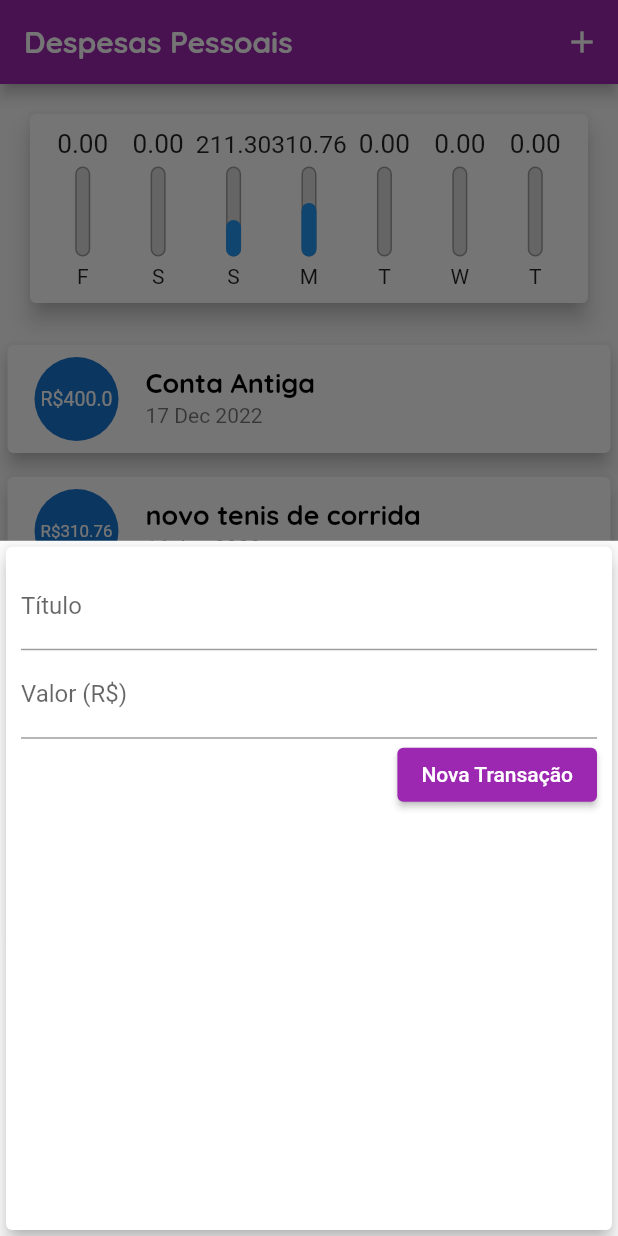
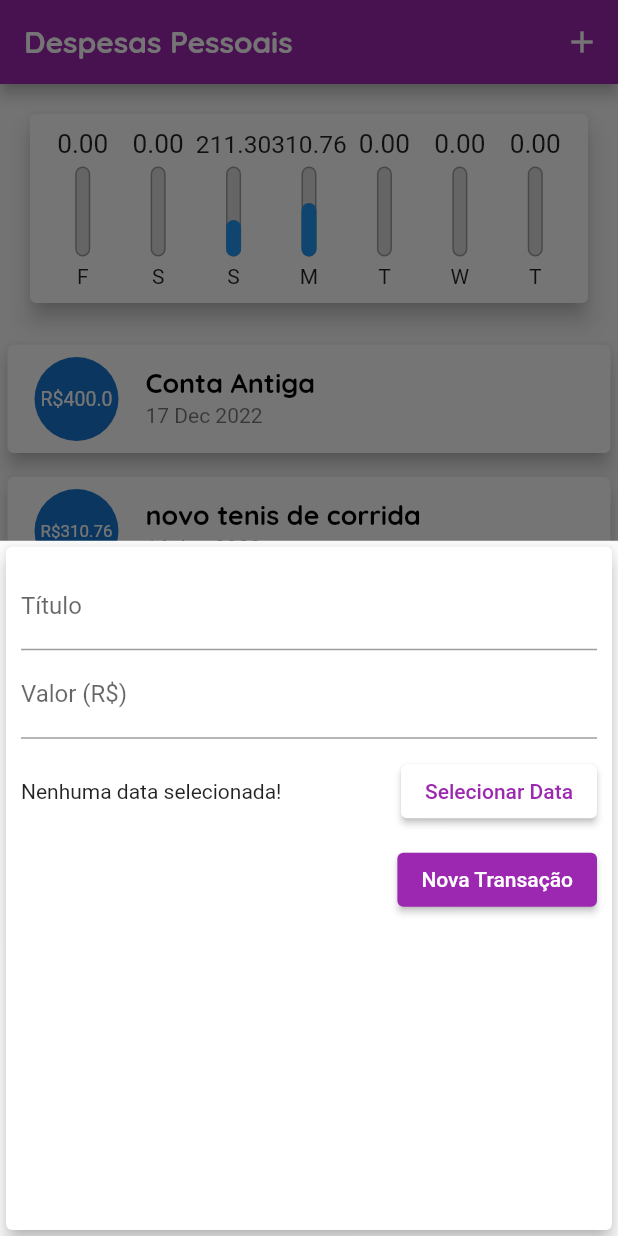
Before and after one commit to Daniel-Veloso/flutter_expenses, a Flutter app: the screen it shows after launch, after a tap on the "add" icon, on a phone screen of 412 x 824 dp. Run offline on Flutter 3.47's test engine with Material 2 defaults, Android fonts, the phone set to English and light mode, and no system bars.

Commit message:
Inserting date in the transaction modal

```diff
--- a/lib/components/transaction_form.dart
+++ b/lib/components/transaction_form.dart
@@ -1,4 +1,5 @@
 import 'package:flutter/material.dart';
+import 'package:intl/intl.dart';
 
 class TransactionForm extends StatefulWidget {
 
@@ -11,19 +12,35 @@ class TransactionForm extends StatefulWidget {
 }
 
 class _TransactionFormState extends State<TransactionForm> {
-  final titleController = TextEditingController();
-
-  final valueController = TextEditingController();
+  final _titleController = TextEditingController();
+  final _valueController = TextEditingController();
+  DateTime? _selectedDate;
 
   _submitForm(){
-    final title = titleController.text;
-    final value = double.tryParse(valueController.text) ?? 0.0;
+    final title = _titleController.text;
+    final value = double.tryParse(_valueController.text) ?? 0.0;
 
     if(title.isEmpty || value <= 0){
       return;
     }
 
     widget.onSubmit(title, value);
+  }
+
+  _showDatePicker(){
+    showDatePicker(
+      context: context,
+      initialDate: DateTime.now(),
+      firstDate: DateTime(2019),
+      lastDate: DateTime.now(),
+    ).then((pickedDate){
+      if(pickedDate == null){
+        return;
+      }
+      setState(() {
+        _selectedDate = pickedDate;
+      });
+    });
   }
 
   @override
@@ -35,18 +52,39 @@ class _TransactionFormState extends State<TransactionForm> {
         child: Column(
           children: [
             TextField(
-              controller: titleController,
+              controller: _titleController,
               onSubmitted: (_) => _submitForm(),
               decoration: InputDecoration(
                 labelText: 'Título',
               ),
             ),
             TextField(
-              controller: valueController,
+              controller: _valueController,
               keyboardType: TextInputType.numberWithOptions(decimal: true),
               onSubmitted: (_) => _submitForm(),
               decoration: InputDecoration(
                 labelText: 'Valor (R\$)',
+              ),
+            ),
+            Container(
+              height: 70,
+              child: Row(
+                children: [
+                  Expanded(
+                    child: Text(
+                      _selectedDate == null ? 'Nenhuma data selecionada!'
+                      : 'Data Selecionada: ${DateFormat('dd/MM/y').format(_selectedDate!)}',
+                    ),
+                  ),
+                  ElevatedButton(
+                    child: Text(
+                      'Selecionar Data',
+                      style: TextStyle(color: Colors.purple),
+                    ),
+                    onPressed: _showDatePicker,
+                    style: ElevatedButton.styleFrom(backgroundColor: Colors.white),
+                  ),
+                ],
               ),
             ),
             Row(
```
